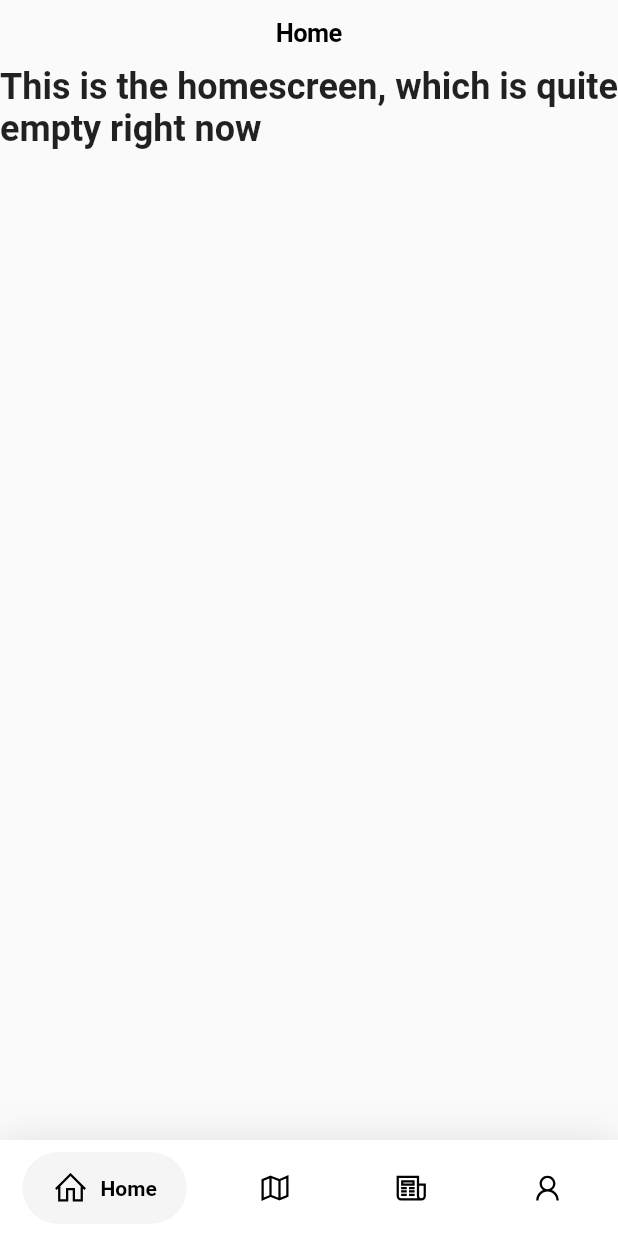
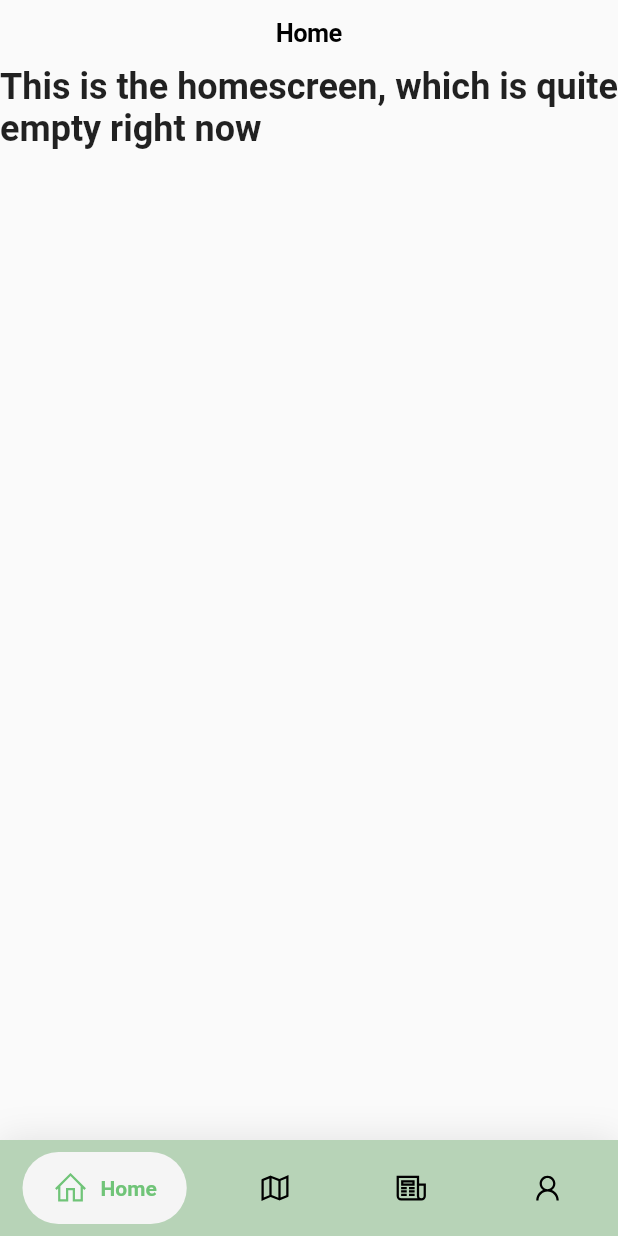
Before and after one commit to lithium-lamp/Flutter-proj-git-functionality, a Flutter app: the screen it shows after launch, on a phone screen of 412 x 824 dp. Run offline on Flutter 3.47's test engine with Material 2 defaults, Android fonts, the phone set to English and light mode, and no system bars; drawn by our look-alikes of google_nav_bar; our stand-ins replace google_maps_flutter, line_icons.

Commit message:
modified:   proj_git_functionality/lib/main.dart 	modified:   proj_git_functionality/lib/widgets/app_layout.dart

```diff
--- a/proj_git_functionality/lib/main.dart
+++ b/proj_git_functionality/lib/main.dart
@@ -14,7 +14,7 @@
     },
     title: 'GNav',
     theme: ThemeData(
-      primaryColor: Colors.grey[800],
+      primaryColor: const Color.fromARGB(255, 91, 199, 171),
     ),
     home: const MyApp()));
 
@@ -38,14 +38,14 @@
   @override
   Widget build(BuildContext context) {
     return Scaffold(
-      backgroundColor: Colors.white,
+      backgroundColor: const Color.fromARGB(255, 180, 212, 179),
 
       body: Center(
         child: _widgetOptions.elementAt(_selectedIndex),
       ),
       bottomNavigationBar: Container(
         decoration: BoxDecoration(
-          color: Colors.white,
+          color: const Color.fromARGB(255, 183, 211, 183),
           boxShadow: [
             BoxShadow(
               blurRadius: 20,
@@ -57,14 +57,14 @@
           child: Padding(
             padding: const EdgeInsets.symmetric(horizontal: 15.0, vertical: 8),
             child: GNav(
-              rippleColor: Colors.grey[300]!,
-              hoverColor: Colors.grey[100]!,
+              rippleColor: const Color.fromARGB(255, 145, 235, 192),
+              hoverColor: const Color.fromARGB(255, 142, 230, 176),
               gap: 8,
-              activeColor: Colors.black,
+              activeColor: const Color.fromARGB(255, 112, 196, 120),
               iconSize: 24,
               padding: const EdgeInsets.symmetric(horizontal: 20, vertical: 12),
               duration: const Duration(milliseconds: 400),
-              tabBackgroundColor: Colors.grey[100]!,
+              tabBackgroundColor: const Color.fromARGB(255, 245, 245, 245),
               color: Colors.black,
               tabs: const [
                 GButton(
--- a/proj_git_functionality/lib/widgets/app_layout.dart
+++ b/proj_git_functionality/lib/widgets/app_layout.dart
@@ -10,7 +10,7 @@ class AppLayout extends StatelessWidget {
   Widget build(BuildContext context) {
     return CupertinoPageScaffold(
       navigationBar: CupertinoNavigationBar(
-        middle: Text(title),
+        middle: Text(title), backgroundColor: const Color.fromARGB(255, 180, 212, 179),
       ),
       child: SafeArea(
         child: child,
```
